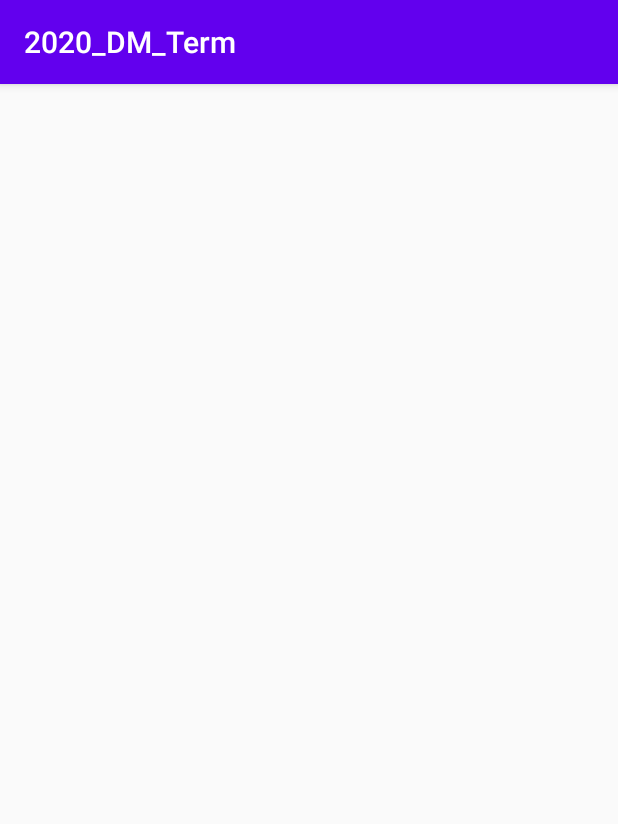
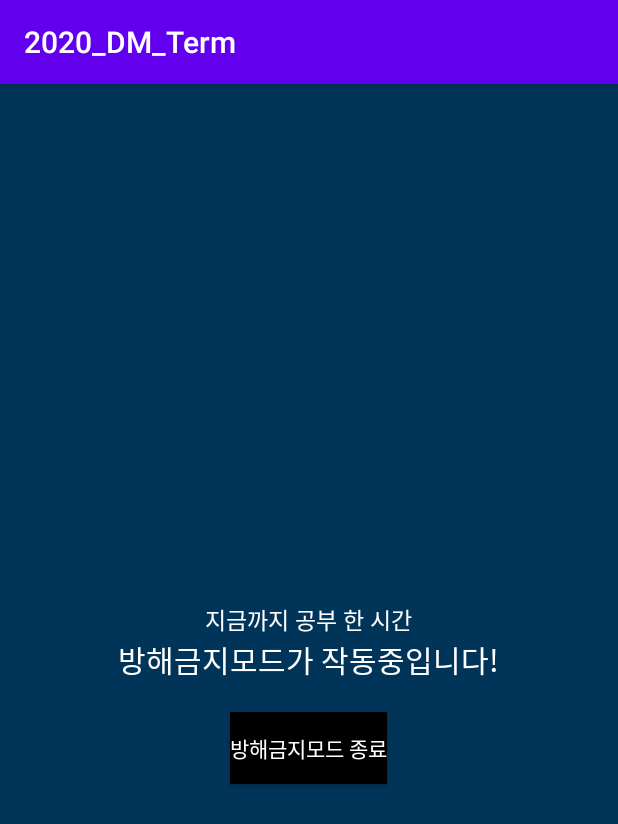
Before and after one commit to swj9707/2020_DM_Term, an Android app: the screen it shows after launch (RestrictActivity), after a tap on "방해금지모드", on a phone screen of 412 x 824 dp. Shown: the top 824 px of the screen. Run offline under Robolectric (Android 15) with nearby library versions, the phone set to English and light mode, and no system bars.

Commit message:
지금까지 돌아가는 것들 검증 및 수정. 타이머까진 돌아간다. 문제는 이게 어떻게 Activity가 살짝만 전환되더라도 끝나게 할 수 있을까?

```diff
--- a/app/src/main/java/com/example/a2020_dm_term/DMApp/Planner/MainActivity.java
+++ b/app/src/main/java/com/example/a2020_dm_term/DMApp/Planner/MainActivity.java
@@ -53,8 +53,8 @@ public class MainActivity extends AppCompatActivity {
         monthlyPlanButton = (Button)findViewById(R.id.monthlyPlanButton);
         restrictModeButton = (Button)findViewById(R.id.restrictModeButton);
 
-        restrictIntent = new Intent(this, RestrictActivity.class);
-        weeklyIntent = new Intent(this, WeeklyPlannerActivity.class);
+        restrictIntent = new Intent(getApplicationContext(), RestrictActivity.class);
+        weeklyIntent = new Intent(getApplicationContext(), WeeklyPlannerActivity.class);
 
         //System.out.println("Test Commit WJ");
 
--- a/app/src/main/java/com/example/a2020_dm_term/DMApp/Planner/RestrictActivity.java
+++ b/app/src/main/java/com/example/a2020_dm_term/DMApp/Planner/RestrictActivity.java
@@ -3,6 +3,7 @@ package com.example.a2020_dm_term.DMApp.Planner;
 import android.content.Context;
 import android.os.Bundle;
 import android.os.CountDownTimer;
+import android.os.Handler;
 import android.util.Log;
 import android.view.View;
 import android.widget.Button;
@@ -20,6 +21,7 @@ public class RestrictActivity extends AppCompatActivity {
     TextView countTimer;
     Button button;
     Timer timer;
+
     class RButtonListener implements View.OnClickListener{
         public void onClick(View v){
             Toast.makeText(getApplicationContext(), "방해금지 모드를 종료합니다.",Toast.LENGTH_SHORT).show();
@@ -27,21 +29,30 @@ public class RestrictActivity extends AppCompatActivity {
             finish();
         }
     }
+
+    final Handler syncTimer = new Handler(){
+        public void timeSetting(String msg){
+            countTimer.setText(msg);
+        }
+    };
     @Override
     protected void onCreate(Bundle savedInstanceState){
         super.onCreate(savedInstanceState);
-        setContentView(R.layout.activity_weeklyplan);
+        setContentView(R.layout.activity_restrict);
         context = this;
         Toast.makeText(getApplicationContext(),"방해금지 모드가 실행되었습니다.",Toast.LENGTH_SHORT).show();
-        RButtonListener buttonListener = new RButtonListener();
+
         countString = (TextView)findViewById(R.id.Timer1);
         countTimer = (TextView)findViewById(R.id.Timer2);
         button = (Button)findViewById(R.id.stopButton);
 
-        button.setOnClickListener(buttonListener);
+        RButtonListener ExitListener = new RButtonListener();
+
+        button.setOnClickListener(ExitListener);
         timer = new Timer();
         /*아직까지 잘 모르겠는것 -> 화면 권한?
         * */
+
         TimerTask TT = new TimerTask(){
             int elapsedTime = 0;
             int second;
@@ -55,8 +66,8 @@ public class RestrictActivity extends AppCompatActivity {
                 minute = (elapsedTime % 3600) / 60;
                 second = (elapsedTime % 3600) % 60;
                 time = hour + ":" + minute + ":" + second;
-                Log.d(this.getClass().getName(), time);
-                countTimer.setText(time);
+                Log.v(this.getClass().getName(), time);
+                //syncTimer.ti;
             }
         };
         timer.schedule(TT,0,1000);
--- a/app/src/main/res/layout/activity_restrict.xml
+++ b/app/src/main/res/layout/activity_restrict.xml
@@ -28,7 +28,7 @@
                 android:id="@+id/Timer2"
                 android:layout_width="wrap_content"
                 android:layout_height="wrap_content"
-                android:text="00시간 00분"
+                android:text=""
                 android:layout_above="@+id/restrict_title"
                 android:textSize="15sp"
                 android:layout_weight="1"
@@ -56,7 +56,6 @@
             android:text="방해금지모드 종료"
             android:textColor="@android:color/white"
             android:background="@android:color/background_dark">
-
     </Button>
 
 
```
Also changed, not shown: app/src/main/res/layout/activity_main.xml (+8 -7 lines).
